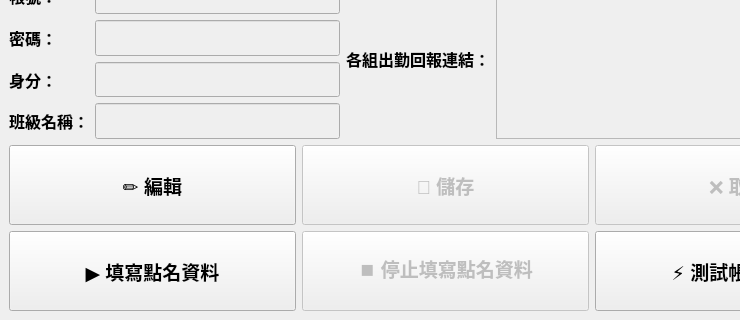
This is packages/blisswisdom_roll_call_assistant_desktop/ui/main_window.ui in blisswisdom-students/blisswisdom-roll-call-assistant as Qt 5 draws it before an edit; both pictures show x 0 to 740 and y 277 to 597 of the 1183 by 597 pixel window. The edited form follows.
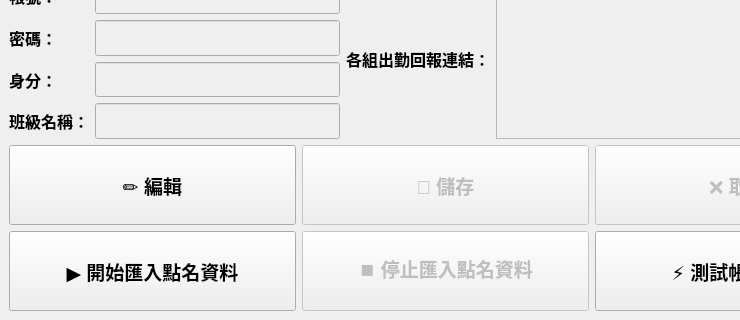
This is the edited form. Custom widgets are drawn as their Qt base class.

Diff of the .ui file:
```diff
--- a/packages/blisswisdom_roll_call_assistant_desktop/ui/main_window.ui
+++ b/packages/blisswisdom_roll_call_assistant_desktop/ui/main_window.ui
@@ -234,7 +234,7 @@
            </font>
           </property>
           <property name="text">
-           <string>▶️ 填寫點名資料</string>
+           <string>▶️ 開始匯入點名資料</string>
           </property>
          </widget>
         </item>
@@ -257,7 +257,7 @@
            </font>
           </property>
           <property name="text">
-           <string>⏹️ 停止填寫點名資料</string>
+           <string>⏹️ 停止匯入點名資料</string>
           </property>
          </widget>
         </item>
```
